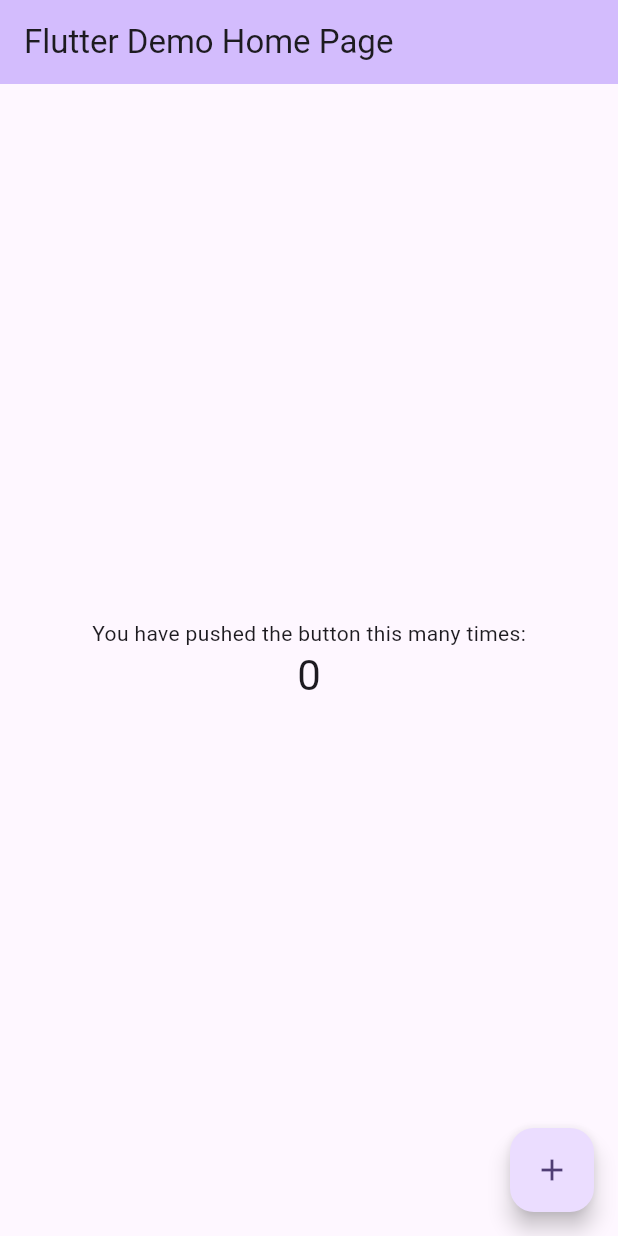
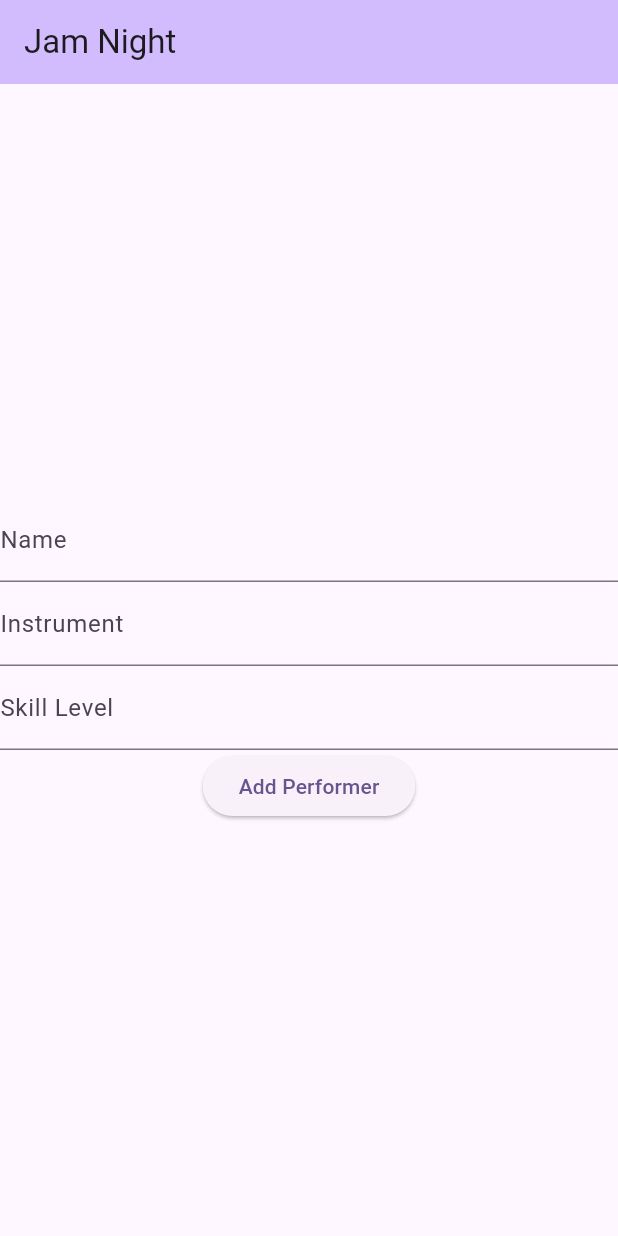
Before and after one commit to twallengren/jamnight, a Flutter app: the screen it shows after launch, on a phone screen of 412 x 824 dp. Run offline on Flutter 3.47's test engine with Material 2 defaults, Android fonts, the phone set to English and light mode, and no system bars; our stand-ins replace logger.

Commit message:
can add performer to list

```diff
--- /dev/null
+++ b/lib/bandmanager.dart
@@ -0,0 +1,119 @@
+import 'package:flutter/material.dart';
+import 'package:logger/logger.dart';
+import 'performer.dart';
+
+class BandManager extends StatefulWidget {
+  const BandManager({super.key, required this.title});
+
+  final String title;
+
+  @override
+  State<BandManager> createState() => _BandManagerState();
+}
+
+class _BandManagerState extends State<BandManager> {
+  // Logger for debugging
+  final Logger logger = Logger();
+
+  // This is the full list of possible performers. Throughout the night, performers
+  // may be added to and removed from this list.
+  final List<Performer> _performers = <Performer>[];
+
+  // This method is used to add a performer to the list of performers.
+  void _addPerformer(Performer performer) {
+    setState(() {
+      _performers.add(performer);
+      logger.i(_performers);
+    });
+  }
+
+  // This method is used to remove a performer from the list of performers.
+  void _removePerformer(Performer performer) {
+    setState(() {
+      _performers.remove(performer);
+      logger.i(_performers);
+    });
+  }
+
+  @override
+  Widget build(BuildContext context) {
+    return Scaffold(
+      appBar: AppBar(
+        backgroundColor: Theme.of(context).colorScheme.inversePrimary,
+        title: Text(widget.title),
+      ),
+      body: Center(
+        child: Column(
+          mainAxisAlignment: MainAxisAlignment.center,
+          children: <Widget>[
+            // This widget allows users to create new performers and add them to the list.
+            PerformerCreator(
+              onPerformerCreated: _addPerformer,
+            ),
+          ],
+        ),
+      ),
+    );
+  }
+}
+
+// This widget allows users to create new performers and add them to the list. It should have a text box to enter information for the performer (name, instrument, and skill level), and a button to add the performer to the list.
+class PerformerCreator extends StatefulWidget {
+  const PerformerCreator({super.key, required this.onPerformerCreated});
+
+  final ValueChanged<Performer> onPerformerCreated;
+
+  @override
+  State<PerformerCreator> createState() => _PerformerCreatorState();
+}
+
+class _PerformerCreatorState extends State<PerformerCreator> {
+  // This controller is used to retrieve the value of the text field.
+  final TextEditingController _nameController = TextEditingController();
+
+  // This controller is used to retrieve the value of the text field.
+  final TextEditingController _instrumentController = TextEditingController();
+
+  // This controller is used to retrieve the value of the text field.
+  final TextEditingController _skillLevelController = TextEditingController();
+
+  // This method is called when the "Add Performer" button is pressed. It should create a new Performer object with the information from the text fields, and call the onPerformerCreated callback with the new performer.
+  void _createPerformer() {
+    final Performer performer = Performer(
+      name: _nameController.text,
+      instrument: _instrumentController.text,
+      skillLevel: int.parse(_skillLevelController.text),
+    );
+    widget.onPerformerCreated(performer);
+  }
+
+  @override
+  Widget build(BuildContext context) {
+    return Column(
+      children: <Widget>[
+        TextField(
+          controller: _nameController,
+          decoration: const InputDecoration(
+            labelText: 'Name',
+          ),
+        ),
+        TextField(
+          controller: _instrumentController,
+          decoration: const InputDecoration(
+            labelText: 'Instrument',
+          ),
+        ),
+        TextField(
+          controller: _skillLevelController,
+          decoration: const InputDecoration(
+            labelText: 'Skill Level',
+          ),
+        ),
+        ElevatedButton(
+          onPressed: _createPerformer,
+          child: const Text('Add Performer'),
+        ),
+      ],
+    );
+  }
+}
--- a/lib/main.dart
+++ b/lib/main.dart
@@ -1,125 +1,22 @@
 import 'package:flutter/material.dart';
+import 'bandmanager.dart';
 
 void main() {
-  runApp(const MyApp());
+  runApp(const JamNight());
 }
 
-class MyApp extends StatelessWidget {
-  const MyApp({super.key});
+class JamNight extends StatelessWidget {
+  const JamNight({super.key});
 
-  // This widget is the root of your application.
   @override
   Widget build(BuildContext context) {
     return MaterialApp(
-      title: 'Flutter Demo',
+      title: 'Jam Night',
       theme: ThemeData(
-        // This is the theme of your application.
-        //
-        // TRY THIS: Try running your application with "flutter run". You'll see
-        // the application has a blue toolbar. Then, without quitting the app,
-        // try changing the seedColor in the colorScheme below to Colors.green
-        // and then invoke "hot reload" (save your changes or press the "hot
-        // reload" button in a Flutter-supported IDE, or press "r" if you used
-        // the command line to start the app).
-        //
-        // Notice that the counter didn't reset back to zero; the application
-        // state is not lost during the reload. To reset the state, use hot
-        // restart instead.
-        //
-        // This works for code too, not just values: Most code changes can be
-        // tested with just a hot reload.
         colorScheme: ColorScheme.fromSeed(seedColor: Colors.deepPurple),
         useMaterial3: true,
       ),
-      home: const MyHomePage(title: 'Flutter Demo Home Page'),
+      home: const BandManager(title: 'Jam Night'),
     );
   }
 }
-
-class MyHomePage extends StatefulWidget {
-  const MyHomePage({super.key, required this.title});
-
-  // This widget is the home page of your application. It is stateful, meaning
-  // that it has a State object (defined below) that contains fields that affect
-  // how it looks.
-
-  // This class is the configuration for the state. It holds the values (in this
-  // case the title) provided by the parent (in this case the App widget) and
-  // used by the build method of the State. Fields in a Widget subclass are
-  // always marked "final".
-
-  final String title;
-
-  @override
-  State<MyHomePage> createState() => _MyHomePageState();
-}
-
-class _MyHomePageState extends State<MyHomePage> {
-  int _counter = 0;
-
-  void _incrementCounter() {
-    setState(() {
-      // This call to setState tells the Flutter framework that something has
-      // changed in this State, which causes it to rerun the build method below
-      // so that the display can reflect the updated values. If we changed
-      // _counter without calling setState(), then the build method would not be
-      // called again, and so nothing would appear to happen.
-      _counter++;
-    });
-  }
-
-  @override
-  Widget build(BuildContext context) {
-    // This method is rerun every time setState is called, for instance as done
-    // by the _incrementCounter method above.
-    //
-    // The Flutter framework has been optimized to make rerunning build methods
-    // fast, so that you can just rebuild anything that needs updating rather
-    // than having to individually change instances of widgets.
-    return Scaffold(
-      appBar: AppBar(
-        // TRY THIS: Try changing the color here to a specific color (to
-        // Colors.amber, perhaps?) and trigger a hot reload to see the AppBar
-        // change color while the other colors stay the same.
-        backgroundColor: Theme.of(context).colorScheme.inversePrimary,
-        // Here we take the value from the MyHomePage object that was created by
-        // the App.build method, and use it to set our appbar title.
-        title: Text(widget.title),
-      ),
-      body: Center(
-        // Center is a layout widget. It takes a single child and positions it
-        // in the middle of the parent.
-        child: Column(
-          // Column is also a layout widget. It takes a list of children and
-          // arranges them vertically. By default, it sizes itself to fit its
-          // children horizontally, and tries to be as tall as its parent.
-          //
-          // Column has various properties to control how it sizes itself and
-          // how it positions its children. Here we use mainAxisAlignment to
-          // center the children vertically; the main axis here is the vertical
-          // axis because Columns are vertical (the cross axis would be
-          // horizontal).
-          //
-          // TRY THIS: Invoke "debug painting" (choose the "Toggle Debug Paint"
-          // action in the IDE, or press "p" in the console), to see the
-          // wireframe for each widget.
-          mainAxisAlignment: MainAxisAlignment.center,
-          children: <Widget>[
-            const Text(
-              'You have pushed the button this many times:',
-            ),
-            Text(
-              '$_counter',
-              style: Theme.of(context).textTheme.headlineMedium,
-            ),
-          ],
-        ),
-      ),
-      floatingActionButton: FloatingActionButton(
-        onPressed: _incrementCounter,
-        tooltip: 'Increment',
-        child: const Icon(Icons.add),
-      ), // This trailing comma makes auto-formatting nicer for build methods.
-    );
-  }
-}
--- /dev/null
+++ b/lib/performer.dart
@@ -0,0 +1,28 @@
+// This class represents a single performer that could be added to a jam band.
+// It contains a name, an instrument, and a skill level.
+class Performer {
+  const Performer({
+    required this.name,
+    required this.instrument,
+    required this.skillLevel,
+  });
+
+  final String name;
+  final String instrument;
+  final int skillLevel;
+
+  // Two performers should be considered equal if they have the same name.
+  @override
+  bool operator ==(Object other) {
+    return other is Performer && other.name == name;
+  }
+
+  @override
+  int get hashCode => name.hashCode;
+
+  // This method returns a string representation of the performer.
+  @override
+  String toString() {
+    return 'Performer(name: $name, instrument: $instrument, skillLevel: $skillLevel)';
+  }
+}
--- a/pubspec.yaml
+++ b/pubspec.yaml
@@ -35,6 +35,7 @@ dependencies:
   # The following adds the Cupertino Icons font to your application.
   # Use with the CupertinoIcons class for iOS style icons.
   cupertino_icons: ^1.0.2
+  logger: ^1.4.0
 
 dev_dependencies:
   flutter_test:
```
Also changed, not shown: pubspec.lock, 1 other file.
